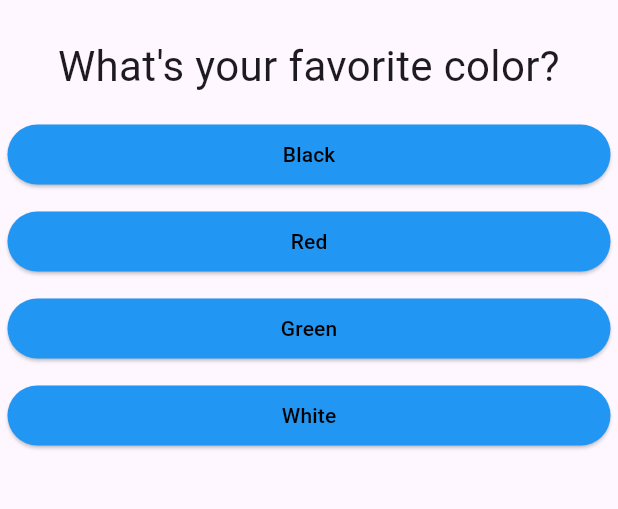
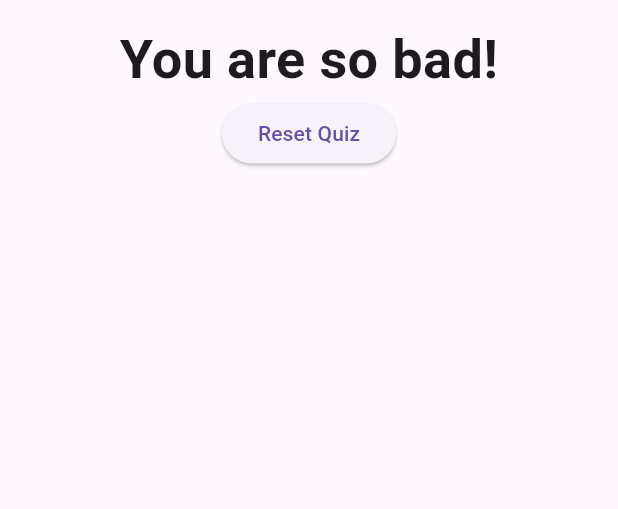
Before and after one commit to yenser/flutter_course, a Flutter app: the screen it shows after launch, after a tap on "Black", after a tap on "Snake", on a phone screen of 412 x 824 dp, the part 63-572 px from its top. Run offline on Flutter 3.47's test engine with Material 2 defaults, Android fonts, the phone set to English and light mode, and no system bars.

Commit message:
11/13/2022

```diff
--- a/lib/main.dart
+++ b/lib/main.dart
@@ -1,6 +1,8 @@
 import 'package:flutter/material.dart';
 import 'package:flutter_course/question.dart';
 import 'package:flutter_course/answer.dart';
+import 'package:flutter_course/quiz.dart';
+import 'package:flutter_course/result.dart';
 
 // void main() {
 //   runApp(const MyApp());
@@ -17,25 +19,39 @@ class MyApp extends StatefulWidget {
 
 class _MyAppState extends State<MyApp> {
   int _questionIndex = 0;
+  int _totalScore = 0;
   static const questions = [
     {
       'questionText': 'What\'s your favorite color?',
-      'answers': ['Black', 'Red', 'Green', 'White']
+      'answers': [
+        {'text': 'Black', 'score': 10},
+        {'text': 'Red', 'score': 5},
+        {'text': 'Green', 'score': 7},
+        {'text': 'White', 'score': 4}
+      ]
     },
     {
       'questionText': 'What\'s your favorite animal?',
-      'answers': ['Rabbit', 'Snake', 'Elephant', 'Lion']
+      'answers': [
+        {'text': 'Rabbit', 'score': 2},
+        {'text': 'Snake', 'score': 8},
+        {'text': 'Elephant', 'score': 5},
+        {'text': 'Lion', 'score': 10}
+      ]
     }
   ];
 
-  void _answerQuestion() {
+  void _answerQuestion(int score) {
+    _totalScore += score;
     setState(() {
-      if (_questionIndex != questions.length - 1) {
-        _questionIndex++;
-      } else {
-        _questionIndex = 0;
-      }
-      print(_questionIndex);
+      _questionIndex++;
+    });
+    print(_questionIndex);
+  }
+
+  void _resetQuiz() {
+    setState(() {
+      _questionIndex = 0;
     });
   }
 
@@ -44,19 +60,15 @@ class _MyAppState extends State<MyApp> {
     return MaterialApp(
       theme: ThemeData(useMaterial3: true),
       home: Scaffold(
-        appBar: AppBar(
-          title: const Text('Flutter Course'),
-        ),
-        body: Column(
-          children: [
-            Question(questions[_questionIndex]['questionText'] as String),
-            ...(questions[_questionIndex]['answers'] as List<String>)
-                .map((answer) {
-              return Answer(_answerQuestion, answer);
-            })
-          ],
-        ),
-      ),
+          appBar: AppBar(
+            title: const Text('Flutter Course'),
+          ),
+          body: _questionIndex < questions.length
+              ? Quiz(
+                  questions: questions,
+                  answerQuestion: _answerQuestion,
+                  questionIndex: _questionIndex)
+              : Result(_totalScore, _resetQuiz)),
     );
   }
 }
--- /dev/null
+++ b/lib/quiz.dart
@@ -0,0 +1,28 @@
+import 'package:flutter/material.dart';
+import 'package:flutter_course/question.dart';
+
+import 'answer.dart';
+
+class Quiz extends StatelessWidget {
+  final List<Map<String, Object>> questions;
+  final Function answerQuestion;
+  final int questionIndex;
+
+  const Quiz(
+      {super.key,
+      required this.questions,
+      required this.answerQuestion,
+      required this.questionIndex});
+
+  @override
+  Widget build(BuildContext context) {
+    return Column(
+      children: [
+        Question(questions[questionIndex]['questionText'] as String),
+        ...(questions[questionIndex]['answers'] as List<Map<String, Object>>)
+            .map((answer) => Answer(() => answerQuestion(answer['score']),
+                answer['text'] as String))
+      ],
+    );
+  }
+}
--- /dev/null
+++ b/lib/result.dart
@@ -0,0 +1,35 @@
+import 'package:flutter/material.dart';
+
+class Result extends StatelessWidget {
+  final int resultScore;
+  final VoidCallback resetQuiz;
+  const Result(this.resultScore, this.resetQuiz, {super.key});
+
+  String get resultPhase {
+    String resultText;
+    if (resultScore <= 8) {
+      resultText = 'You are awesome and innocent!';
+    } else if (resultScore <= 12) {
+      resultText = 'Pretty likeable!';
+    } else if (resultScore <= 16) {
+      resultText = 'You are .... strange?!';
+    } else {
+      resultText = 'You are so bad!';
+    }
+
+    return resultText;
+  }
+
+  @override
+  Widget build(BuildContext context) {
+    return Center(
+        child: Column(children: [
+      Text(
+        resultPhase,
+        style: const TextStyle(fontSize: 36, fontWeight: FontWeight.bold),
+        textAlign: TextAlign.center,
+      ),
+      ElevatedButton(onPressed: resetQuiz, child: Text('Reset Quiz'))
+    ]));
+  }
+}
```
